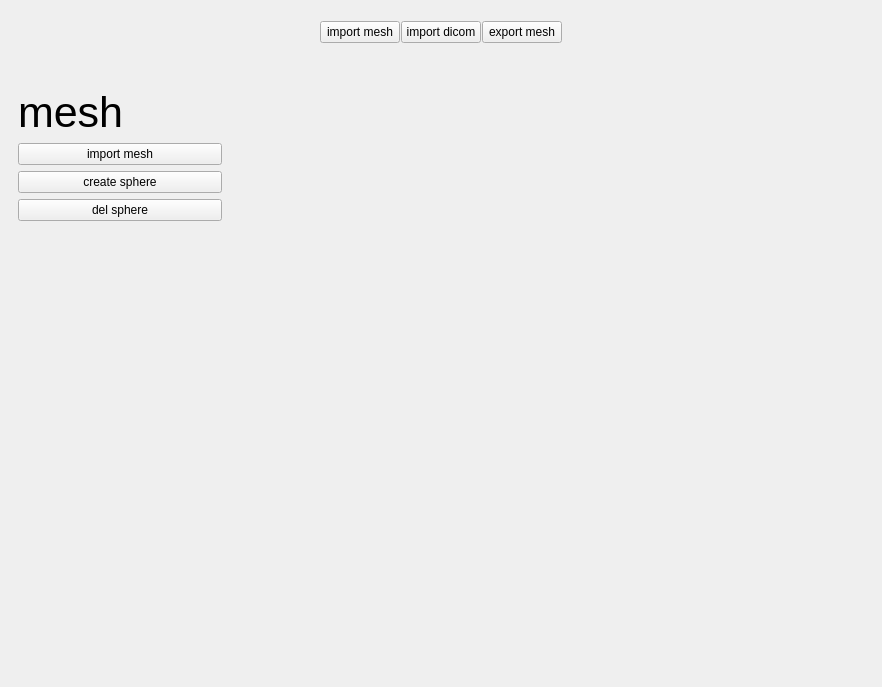
nsmela/3d-viewer-template, file src/windows/ui/main_window.ui: the form before one commit.
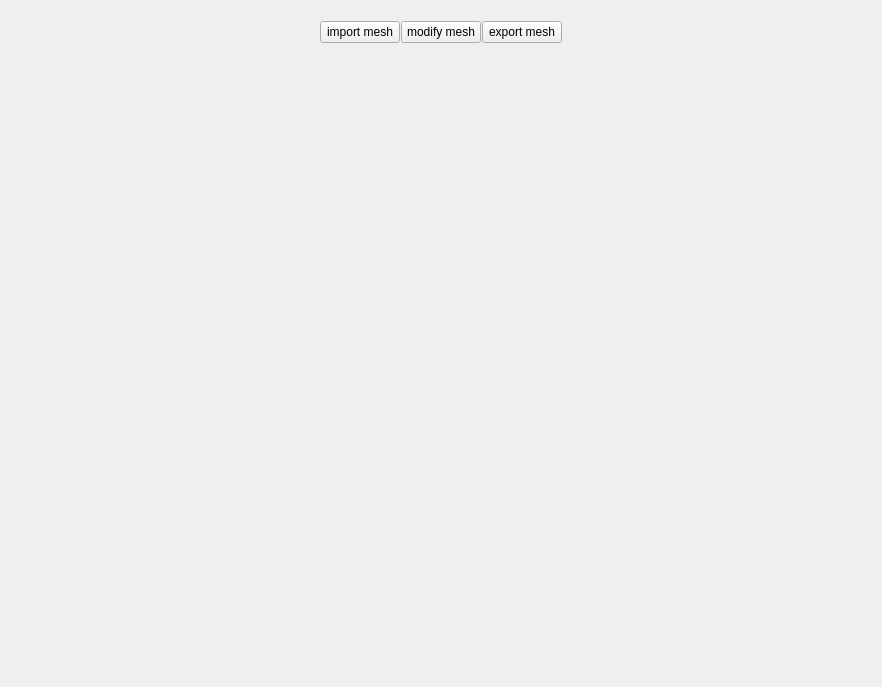
The form after the commit.

Commit message: mesh view added

The edit to the form file:
```diff
--- a/src/windows/ui/main_window.ui
+++ b/src/windows/ui/main_window.ui
@@ -14,7 +14,7 @@
    <string>MainWindow</string>
   </property>
   <widget class="QWidget" name="centralwidget">
-   <layout class="QGridLayout" name="gridLayout_2">
+   <layout class="QVBoxLayout" name="verticalLayout_5">
     <property name="leftMargin">
      <number>0</number>
     </property>
@@ -27,7 +27,7 @@
     <property name="bottomMargin">
      <number>0</number>
     </property>
-    <item row="0" column="0">
+    <item>
      <widget class="QWidget" name="top_menu_bar" native="true">
       <property name="minimumSize">
        <size>
@@ -92,7 +92,7 @@
        <item>
         <widget class="QPushButton" name="btn_dicom_view">
          <property name="text">
-          <string>import dicom</string>
+          <string>modify mesh</string>
          </property>
         </widget>
        </item>
@@ -131,7 +131,7 @@
       </layout>
      </widget>
     </item>
-    <item row="1" column="0">
+    <item>
      <widget class="QWidget" name="bodywidget" native="true">
       <layout class="QHBoxLayout" name="horizontalLayout_2">
        <property name="spacing">
@@ -164,63 +164,35 @@
           </size>
          </property>
          <layout class="QVBoxLayout" name="verticalLayout_2">
-          <item alignment="Qt::AlignTop">
+          <item>
            <widget class="QStackedWidget" name="viewswidget">
             <property name="currentIndex">
              <number>0</number>
             </property>
-            <widget class="QWidget" name="page_1">
-             <layout class="QVBoxLayout" name="verticalLayout">
-              <item alignment="Qt::AlignTop">
-               <widget class="QLabel" name="label">
-                <property name="font">
-                 <font>
-                  <pointsize>32</pointsize>
-                 </font>
-                </property>
-                <property name="text">
-                 <string>mesh</string>
-                </property>
-               </widget>
-              </item>
-              <item>
-               <widget class="QPushButton" name="btn_import_mesh">
-                <property name="text">
-                 <string>import mesh</string>
-                </property>
-               </widget>
-              </item>
-              <item>
-               <widget class="QPushButton" name="btn_test_1">
-                <property name="text">
-                 <string>create sphere</string>
-                </property>
-               </widget>
-              </item>
-              <item>
-               <widget class="QPushButton" name="btn_test_2">
-                <property name="text">
-                 <string>del sphere</string>
-                </property>
-               </widget>
-              </item>
+            <widget class="QWidget" name="page_mesh">
+             <layout class="QVBoxLayout" name="verticalLayout_7">
+              <property name="spacing">
+               <number>0</number>
+              </property>
+              <property name="leftMargin">
+               <number>0</number>
+              </property>
+              <property name="topMargin">
+               <number>0</number>
+              </property>
+              <property name="rightMargin">
+               <number>0</number>
+              </property>
+              <property name="bottomMargin">
+               <number>0</number>
+              </property>
              </layout>
             </widget>
-            <widget class="QWidget" name="page_2">
-             <layout class="QVBoxLayout" name="verticalLayout_3">
-              <item alignment="Qt::AlignTop">
-               <widget class="QLabel" name="label_2">
-                <property name="font">
-                 <font>
-                  <pointsize>32</pointsize>
-                 </font>
-                </property>
-                <property name="text">
-                 <string>dicom</string>
-                </property>
-               </widget>
-              </item>
-             </layout>
+            <widget class="QWidget" name="page_modify">
+             <layout class="QVBoxLayout" name="verticalLayout"/>
+            </widget>
+            <widget class="QWidget" name="page_export">
+             <layout class="QVBoxLayout" name="verticalLayout_3"/>
             </widget>
             <widget class="QWidget" name="page_3">
              <layout class="QVBoxLayout" name="verticalLayout_4">
@@ -247,19 +219,6 @@
             </widget>
            </widget>
           </item>
-          <item>
-           <spacer name="verticalSpacer">
-            <property name="orientation">
-             <enum>Qt::Vertical</enum>
-            </property>
-            <property name="sizeHint" stdset="0">
-             <size>
-              <width>20</width>
-              <height>433</height>
-             </size>
-            </property>
-           </spacer>
-          </item>
          </layout>
         </widget>
        </item>
```
Left out of the diff: 22 changed lines with no effect on the pictures. The commit also changes 7 other files.
